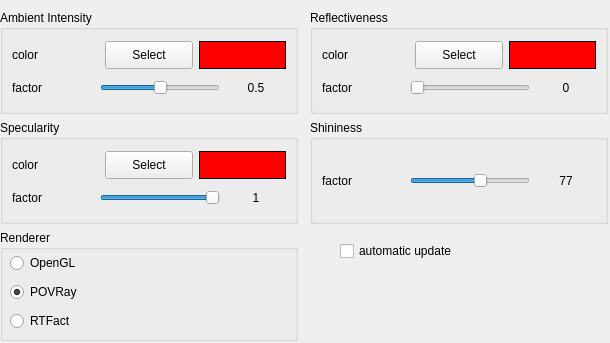
Before: the Qt Designer form source/VIEW/DIALOGS/materialSettings.ui in BALL-Project/ball, drawn with Qt 5.
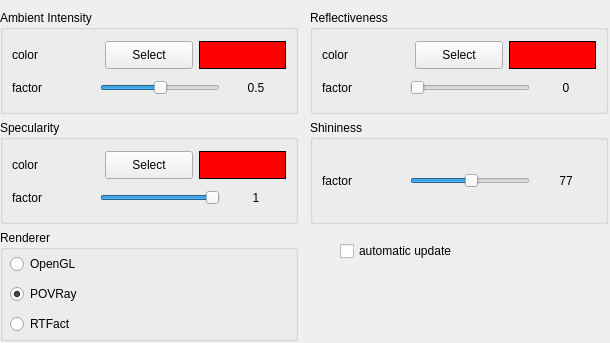
After: the same form once the commit is applied.

Commit message: Use quadratic scale for shininess (commit due to Stefan Nickels and Anne Dehof)

The edit to the form file:
```diff
--- a/source/VIEW/DIALOGS/materialSettings.ui
+++ b/source/VIEW/DIALOGS/materialSettings.ui
@@ -83,9 +83,7 @@
         <item>
          <widget class="QSlider" name="shininess_factor_slider" >
           <property name="sizePolicy" >
-           <sizepolicy>
-            <hsizetype>0</hsizetype>
-            <vsizetype>0</vsizetype>
+           <sizepolicy vsizetype="Fixed" hsizetype="Fixed" >
             <horstretch>0</horstretch>
             <verstretch>0</verstretch>
            </sizepolicy>
@@ -106,7 +104,7 @@
            <number>0</number>
           </property>
           <property name="maximum" >
-           <number>128</number>
+           <number>150</number>
           </property>
           <property name="pageStep" >
            <number>1</number>
@@ -880,13 +878,13 @@
    <property name="title" >
     <string>Renderer</string>
    </property>
-   <widget class="QWidget" name="" >
+   <widget class="QWidget" name="layoutWidget" >
     <property name="geometry" >
      <rect>
       <x>10</x>
       <y>20</y>
       <width>283</width>
-      <height>85</height>
+      <height>88</height>
      </rect>
     </property>
     <layout class="QHBoxLayout" >
```
Left out of the diff: 148 changed lines with no effect on the pictures. The commit also changes 2 other files.
